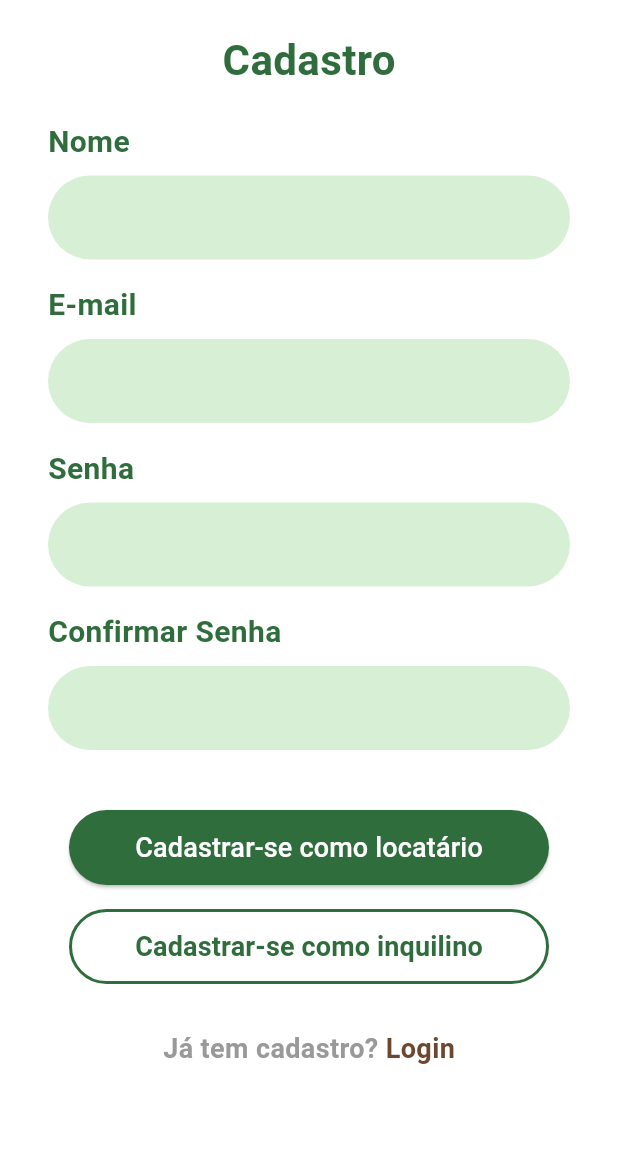
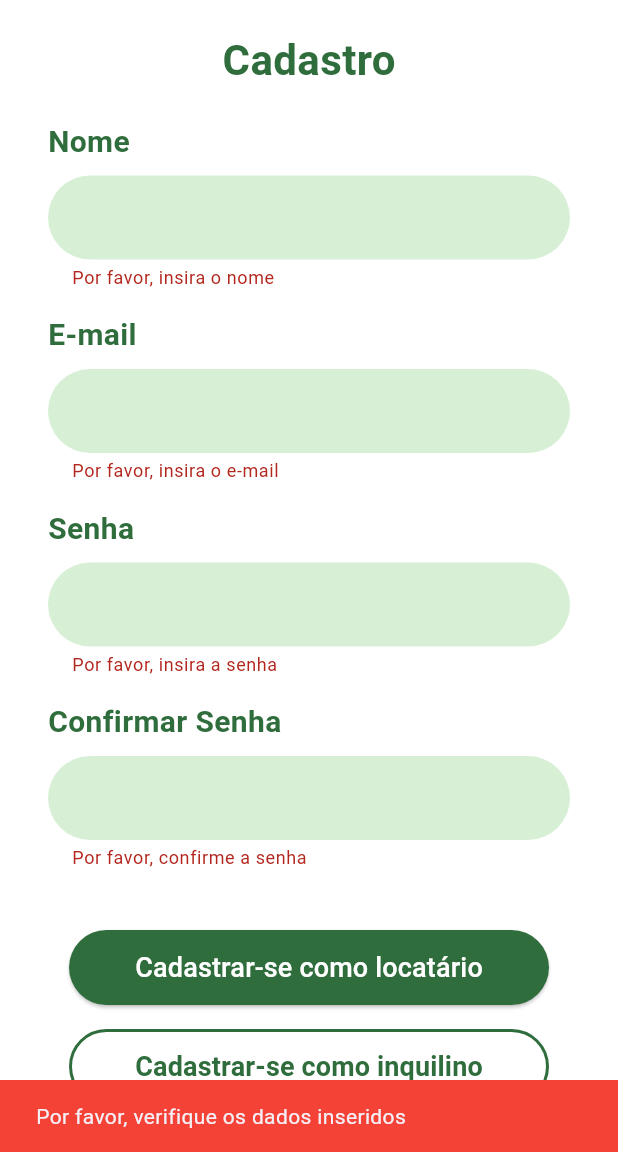
Before and after one commit to Swampertian/Moovin, a Flutter app: the RegisterScreen screen opened by its route, scrolled down 148 dp, after a tap on "Cadastrar-se como locatário", on a phone screen of 412 x 824 dp, the part 84-1236 px from its top. Run offline on Flutter 3.47's test engine with Material 3 defaults, Android fonts, the light colour scheme and no system bars; our stand-ins replace flutter_secure_storage, google_fonts; accounts and stored records are empty; network calls fail; Roboto replaces fonts that are missing (Khula).

Commit message:
Realizando os últimos ajustes do Front das telas de login e cadastro

```diff
--- a/Mobile/mobile/lib/features/auth/screens/register_screen.dart
+++ b/Mobile/mobile/lib/features/auth/screens/register_screen.dart
@@ -1,7 +1,18 @@
 import 'package:flutter/material.dart';
 
-class RegisterScreen extends StatelessWidget {
+class RegisterScreen extends StatefulWidget {
   const RegisterScreen({super.key});
+
+  @override
+  _RegisterScreenState createState() => _RegisterScreenState();
+}
+
+class _RegisterScreenState extends State<RegisterScreen> {
+  final _formKey = GlobalKey<FormState>(); // GlobalKey para validação do formulário
+  final TextEditingController _nameController = TextEditingController();
+  final TextEditingController _emailController = TextEditingController();
+  final TextEditingController _passwordController = TextEditingController();
+  final TextEditingController _confirmPasswordController = TextEditingController();
 
   @override
   Widget build(BuildContext context) {
@@ -10,10 +21,11 @@ class RegisterScreen extends StatelessWidget {
       body: SafeArea(
         child: SingleChildScrollView(
           padding: const EdgeInsets.symmetric(horizontal: 32, vertical: 24),
+          child: Form(
+            key: _formKey, // Atribuindo a chave do formulário
             child: Column(
               crossAxisAlignment: CrossAxisAlignment.center,
               children: [
-
                 // Logo da empresa
                 Image.asset(
                   'assets/images/logo.png', // Substitua com o nome correto da imagem
@@ -34,157 +46,120 @@ class RegisterScreen extends StatelessWidget {
                 const SizedBox(height: 20),
 
                 // Campo Nome
-              Column(
-                crossAxisAlignment: CrossAxisAlignment.start,
-                children: [
-                  const Text(
-                    'Nome',
-                    style: TextStyle(
-                      fontSize: 20,
-                      fontWeight: FontWeight.bold,
-                      color: Color(0xFF2F6D3C),
-                    ),
-                  ),
-                  const SizedBox(height: 8),
-                  TextFormField(
-                    decoration: InputDecoration(
-                      filled: true,
-                      fillColor: const Color(0xFFD7F0D5),
-                      border: OutlineInputBorder(
-                        borderRadius: BorderRadius.circular(30),
-                        borderSide: BorderSide.none,
-                      ),
-                    ),
-                  ),
-                ],
+                _buildTextField(
+                  controller: _nameController,
+                  label: 'Nome',
+                  validator: (value) {
+                    if (value == null || value.isEmpty) {
+                      return 'Por favor, insira o nome';
+                    }
+                    return null;
+                  },
                 ),
 
                 const SizedBox(height: 16),
 
                 // Campo E-mail
-              Column(
-                crossAxisAlignment: CrossAxisAlignment.start,
-                children: [
-                  const Text(
-                    'E-mail',
-                    style: TextStyle(
-                      fontSize: 20,
-                      fontWeight: FontWeight.bold,
-                      color: Color(0xFF2F6D3C),
-                    ),
-                  ),
-                  const SizedBox(height: 8),
-                  TextFormField(
-                    decoration: InputDecoration(
-                      filled: true,
-                      fillColor: const Color(0xFFD7F0D5),
-                      border: OutlineInputBorder(
-                        borderRadius: BorderRadius.circular(30),
-                        borderSide: BorderSide.none,
-                      ),
-                    ),
-                  ),
-                ],
+                _buildTextField(
+                  controller: _emailController,
+                  label: 'E-mail',
+                  validator: (value) {
+                    if (value == null || value.isEmpty) {
+                      return 'Por favor, insira o e-mail';
+                    }
+                    if (!RegExp(r"^[a-zA-Z0-9._%+-]+@[a-zA-Z0-9.-]+\.[a-zA-Z]{2,4}$")
+                        .hasMatch(value)) {
+                      return 'Por favor, insira um e-mail válido';
+                    }
+                    return null;
+                  },
                 ),
 
                 const SizedBox(height: 16),
 
                 // Campo Senha
-              Column(
-                crossAxisAlignment: CrossAxisAlignment.start,
-                children: [
-                  const Text(
-                    'Senha',
-                    style: TextStyle(
-                      fontSize: 20,
-                      fontWeight: FontWeight.bold,
-                      color: Color(0xFF2F6D3C),
-                    ),
-                  ),
-                  const SizedBox(height: 8),
-                  TextFormField(
+                _buildTextField(
+                  controller: _passwordController,
+                  label: 'Senha',
                   obscureText: true,
-                    decoration: InputDecoration(
-                      filled: true,
-                      fillColor: const Color(0xFFD7F0D5),
-                      border: OutlineInputBorder(
-                        borderRadius: BorderRadius.circular(30),
-                        borderSide: BorderSide.none,
-                      ),
-                    ),
-                  ),
-                ],
+                  validator: (value) {
+                    if (value == null || value.isEmpty) {
+                      return 'Por favor, insira a senha';
+                    }
+                    if (value.length < 6) {
+                      return 'A senha precisa ter pelo menos 6 caracteres';
+                    }
+                    return null;
+                  },
                 ),
 
                 const SizedBox(height: 16),
 
                 // Campo Confirmar Senha
-              Column(
-                crossAxisAlignment: CrossAxisAlignment.start,
-                children: [
-                  const Text(
-                    'Confirmar Senha',
-                    style: TextStyle(
-                      fontSize: 20,
-                      fontWeight: FontWeight.bold,
-                      color: Color(0xFF2F6D3C),
-                    ),
-                  ),
-                  const SizedBox(height: 8),
-                  TextFormField(
+                _buildTextField(
+                  controller: _confirmPasswordController,
+                  label: 'Confirmar Senha',
                   obscureText: true,
-                    decoration: InputDecoration(
-                      filled: true,
-                      fillColor: const Color(0xFFD7F0D5),
-                      border: OutlineInputBorder(
-                        borderRadius: BorderRadius.circular(30),
-                        borderSide: BorderSide.none,
-                      ),
-                    ),
-                  ),
-                ],
+                  validator: (value) {
+                    if (value == null || value.isEmpty) {
+                      return 'Por favor, confirme a senha';
+                    }
+                    if (value != _passwordController.text) {
+                      return 'As senhas não coincidem';
+                    }
+                    return null;
+                  },
                 ),
 
                 const SizedBox(height: 40),
 
                 // Botão: Cadastrar-se como locatário
-              SizedBox(
-                width: 320,
-                height: 50,
-                child: ElevatedButton(
-                  onPressed: () {},
-                  style: ElevatedButton.styleFrom(
-                    backgroundColor: const Color(0xFF2F6D3C),
-                    shape: RoundedRectangleBorder(
-                      borderRadius: BorderRadius.circular(30),
+                _buildSubmitButton(
+                  text: 'Cadastrar-se como locatário',
+                  onPressed: () {
+                    if (_formKey.currentState?.validate() ?? false) {
+                      // Lógica para cadastro do locatário
+                      ScaffoldMessenger.of(context).showSnackBar(
+                        const SnackBar(
+                          content: Text('Cadastro realizado com sucesso!'),
+                          backgroundColor: Colors.green,
                         ),
+                      );
+                    } else {
+                      ScaffoldMessenger.of(context).showSnackBar(
+                        const SnackBar(
+                          content: Text('Por favor, verifique os dados inseridos'),
+                          backgroundColor: Colors.red,
                         ),
-                  child: const Text(
-                    'Cadastrar-se como locatário',
-                    style: TextStyle(fontSize: 18, color: Colors.white),
-                  ),
-                ),
+                      );
+                    }
+                  },
                 ),
 
                 const SizedBox(height: 16),
 
                 // Botão: Cadastrar-se como inquilino
-              SizedBox(
-                width: 320,
-                height: 50,
-                child: OutlinedButton(
-                  onPressed: () {},
-                  style: OutlinedButton.styleFrom(
-                    shape: RoundedRectangleBorder(
-                      borderRadius: BorderRadius.circular(30),
+                _buildSubmitButton(
+                  text: 'Cadastrar-se como inquilino',
+                  outlined: true,
+                  onPressed: () {
+                    if (_formKey.currentState?.validate() ?? false) {
+                      // Lógica para cadastro do inquilino
+                      ScaffoldMessenger.of(context).showSnackBar(
+                        const SnackBar(
+                          content: Text('Cadastro realizado com sucesso!'),
+                          backgroundColor: Colors.green,
                         ),
-                    side: const BorderSide(color: Color(0xFF2F6D3C), width: 2),
+                      );
+                    } else {
+                      ScaffoldMessenger.of(context).showSnackBar(
+                        const SnackBar(
+                          content: Text('Por favor, verifique os dados inseridos'),
+                          backgroundColor: Colors.red,
                         ),
-                  child: const Text(
-                    'Cadastrar-se como inquilino',
-                    style: TextStyle(color: Color(0xFF2F6D3C), fontSize: 18, fontWeight: FontWeight.bold),
-                  ),
-                ),
+                      );
+                    }
+                  },
                 ),
 
                 const SizedBox(height: 30),
@@ -221,6 +196,83 @@ class RegisterScreen extends StatelessWidget {
             ),
           ),
         ),
+      ),
+    );
+  }
+
+  // Função para criar os campos de texto reutilizáveis
+  Widget _buildTextField({
+    required TextEditingController controller,
+    required String label,
+    bool obscureText = false,
+    required String? Function(String?) validator,
+  }) {
+    return Column(
+      crossAxisAlignment: CrossAxisAlignment.start,
+      children: [
+        Text(
+          label,
+          style: const TextStyle(
+            fontSize: 20,
+            fontWeight: FontWeight.bold,
+            color: Color(0xFF2F6D3C),
+          ),
+        ),
+        const SizedBox(height: 8),
+        TextFormField(
+          controller: controller,
+          obscureText: obscureText,
+          decoration: InputDecoration(
+            filled: true,
+            fillColor: const Color(0xFFD7F0D5),
+            border: OutlineInputBorder(
+              borderRadius: BorderRadius.circular(30),
+              borderSide: BorderSide.none,
+            ),
+          ),
+          validator: validator,
+        ),
+      ],
+    );
+  }
+
+  // Função para criar o botão de submit
+  Widget _buildSubmitButton({
+    required String text,
+    required void Function() onPressed,
+    bool outlined = false,
+  }) {
+    return SizedBox(
+      width: 320,
+      height: 50,
+      child: outlined
+          ? OutlinedButton(
+              onPressed: onPressed,
+              style: OutlinedButton.styleFrom(
+                shape: RoundedRectangleBorder(
+                  borderRadius: BorderRadius.circular(30),
+                ),
+                side: const BorderSide(color: Color(0xFF2F6D3C), width: 2),
+              ),
+              child: Text(
+                text,
+                style: const TextStyle(
+                    color: Color(0xFF2F6D3C), fontSize: 18, fontWeight: FontWeight.bold),
+              ),
+            )
+          : ElevatedButton(
+              onPressed: onPressed,
+              style: ElevatedButton.styleFrom(
+                backgroundColor: const Color(0xFF2F6D3C),
+                shape: RoundedRectangleBorder(
+                  borderRadius: BorderRadius.circular(30),
+                ),
+              ),
+              child: Text(
+                text,
+                style: const TextStyle(fontSize: 18, color: Colors.white),
+              ),
+            ),
     );
   }
 }
--- a/Mobile/mobile/pubspec.yaml
+++ b/Mobile/mobile/pubspec.yaml
@@ -30,6 +30,8 @@ environment:
 dependencies:
   flutter:
     sdk: flutter
+  http: ^1.3.0
+  flutter_secure_storage: ^5.0.2
   google_fonts: ^6.1.0
   flutter_svg: ^2.0.7
 
```
Also changed, not shown: Mobile/mobile/lib/features/auth/screens/api_service.dart (added, +89 -0 lines), Mobile/mobile/lib/features/auth/screens/login_screen.dart (+79 -22 lines), Mobile/mobile/pubspec.lock, 5 other files. Lines whose indentation alone changed are shown as unchanged.
